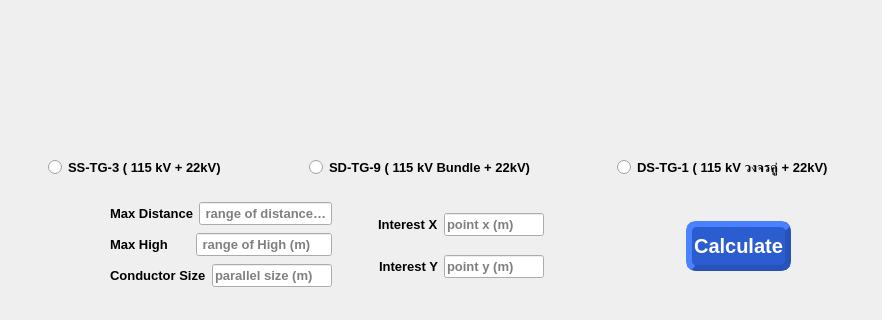
TEAMMYKUNG/INDUCED-VOLTAGE-GUI, file ui/MainCal.ui: the form before one commit; both pictures show x 0 to 882 and y 400 to 720 of the 882 by 720 pixel window.
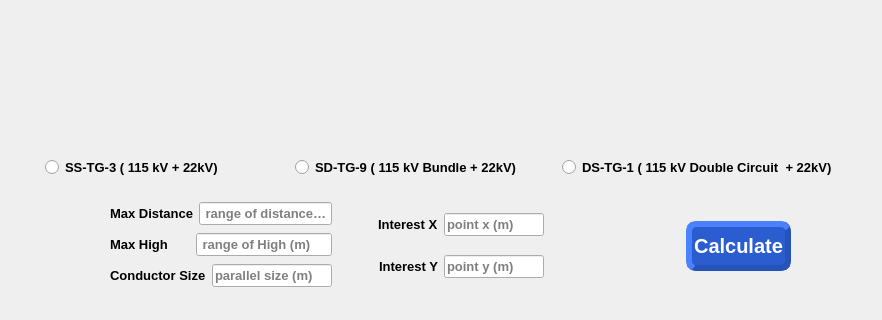
The form after the commit. Icons and pictures are not drawn.

```diff
--- a/ui/MainCal.ui
+++ b/ui/MainCal.ui
@@ -407,19 +407,6 @@
            </property>
           </widget>
          </item>
-         <item>
-          <spacer name="horizontalSpacer_10">
-           <property name="orientation">
-            <enum>Qt::Horizontal</enum>
-           </property>
-           <property name="sizeHint" stdset="0">
-            <size>
-             <width>40</width>
-             <height>20</height>
-            </size>
-           </property>
-          </spacer>
-         </item>
         </layout>
        </item>
        <item>
@@ -440,7 +427,7 @@
          <item>
           <widget class="QRadioButton" name="case6">
            <property name="text">
-            <string>DS-TG-1 ( 115 kV วงจรคู่ + 22kV)</string>
+            <string>DS-TG-1 ( 115 kV Double Circuit  + 22kV)</string>
            </property>
           </widget>
          </item>
```
